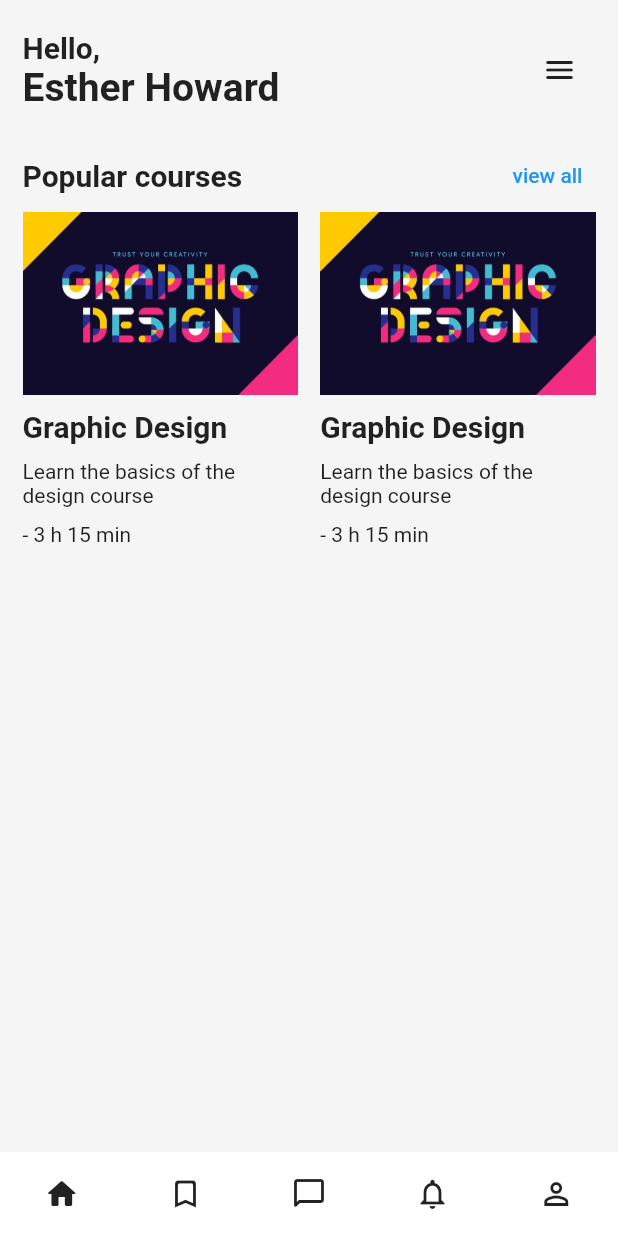
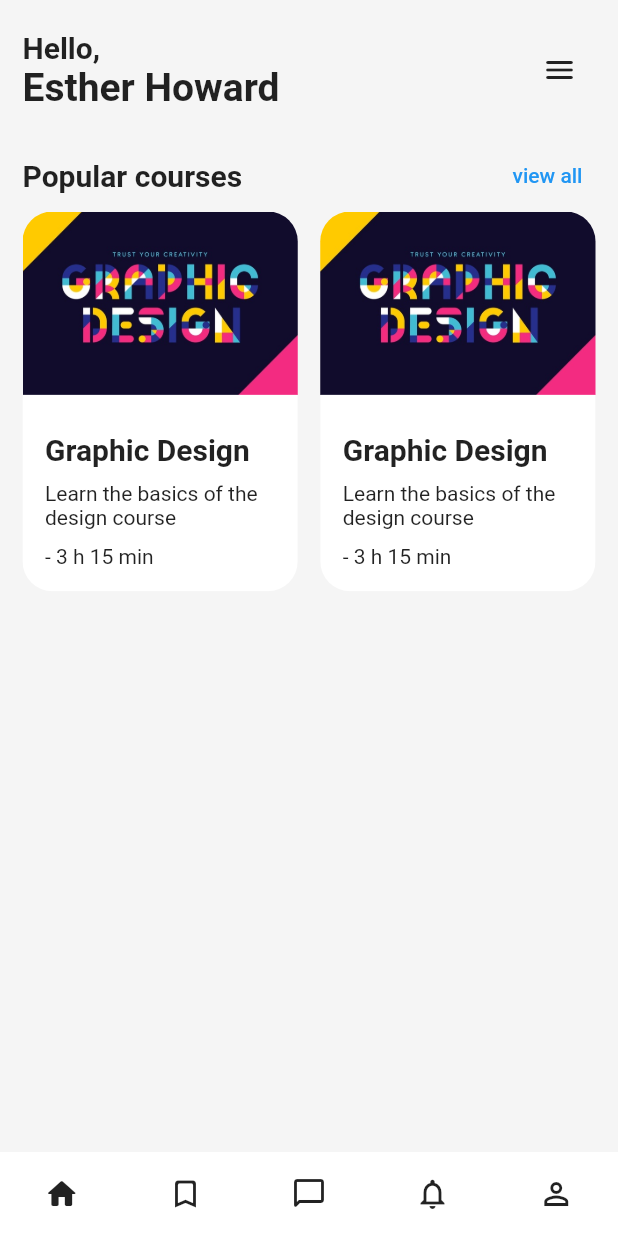
Before and after one commit to Basith-P/Eduvy, a Flutter app: the screen it shows after launch, on a phone screen of 412 x 824 dp. Run offline on Flutter 3.47's test engine with Material 2 defaults, Android fonts, the phone set to English and light mode, and no system bars.

Commit message:
Fix populur area color and shape

```diff
--- a/lib/screens/home.dart
+++ b/lib/screens/home.dart
@@ -58,48 +58,64 @@ class HomeScreen extends StatelessWidget {
               Row(
                 children: [
                   Expanded(
+                    child: ClipRRect(
+                      borderRadius: BorderRadius.circular(20),
                       child: Column(
                         children: [
                           Image.asset('assets/images/graphic-design.jpg'),
-                        Column(
+                          Container(
+                            color: Colors.white,
+                            padding: EdgeInsets.all(15),
+                            child: Column(
                               crossAxisAlignment: CrossAxisAlignment.start,
                               children: [
                                 const SizedBox(height: 10),
                                 Text(
                                   'Graphic Design',
                                   style: TextStyle(
-                                  fontWeight: FontWeight.bold, fontSize: 20),
+                                      fontWeight: FontWeight.bold,
+                                      fontSize: 20),
                                 ),
                                 const SizedBox(height: 10),
                                 Text('Learn the basics of the design course'),
                                 const SizedBox(height: 10),
                                 Text('- 3 h 15 min'),
                               ],
+                            ),
                           )
                         ],
                       ),
                     ),
+                  ),
                   const SizedBox(width: 15),
                   Expanded(
+                    child: ClipRRect(
+                      borderRadius: BorderRadius.circular(20),
                       child: Column(
                         children: [
                           Image.asset('assets/images/graphic-design.jpg'),
-                        Column(
+                          Container(
+                            color: Colors.white,
+                            padding: EdgeInsets.all(15),
+                            child: Column(
                               crossAxisAlignment: CrossAxisAlignment.start,
                               children: [
                                 const SizedBox(height: 10),
                                 Text(
                                   'Graphic Design',
                                   style: TextStyle(
-                                  fontWeight: FontWeight.bold, fontSize: 20),
+                                      fontWeight: FontWeight.bold,
+                                      fontSize: 20),
                                 ),
                                 const SizedBox(height: 10),
                                 Text('Learn the basics of the design course'),
                                 const SizedBox(height: 10),
                                 Text('- 3 h 15 min'),
                               ],
+                            ),
                           )
                         ],
+                      ),
                     ),
                   )
                 ],
```
Lines whose indentation alone changed are shown as unchanged.
